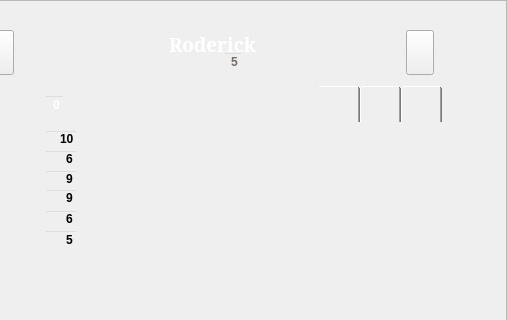
This is charactertab.ui in fischerdr/MooseEdit as Qt 5 draws it before an edit; both pictures show x 84 to 591 and y 0 to 320 of the 591 by 813 pixel window. The edited form follows.
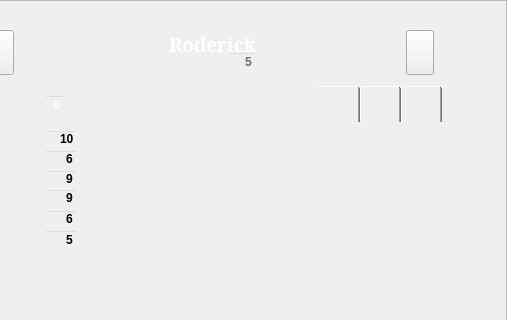
This is the edited form. Icons and pictures are not drawn. Custom widgets are drawn as their Qt base class.

What changed in the file:
```diff
--- a/charactertab.ui
+++ b/charactertab.ui
@@ -1310,9 +1310,9 @@
    <widget class="QLineEdit" name="levelEdit">
     <property name="geometry">
      <rect>
-      <x>307</x>
+      <x>311</x>
       <y>52</y>
-      <width>20</width>
+      <width>30</width>
       <height>20</height>
      </rect>
     </property>
```
